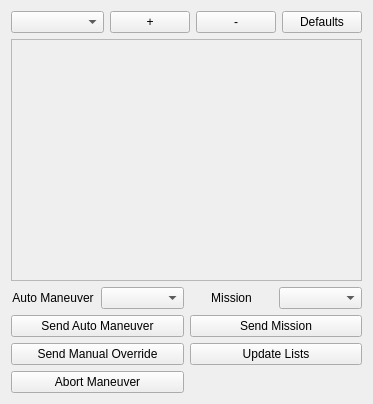
Qt form src/ManeuverPlanner/WidgetManeuverPlanner.ui (theilem/uavGS) before a commit.
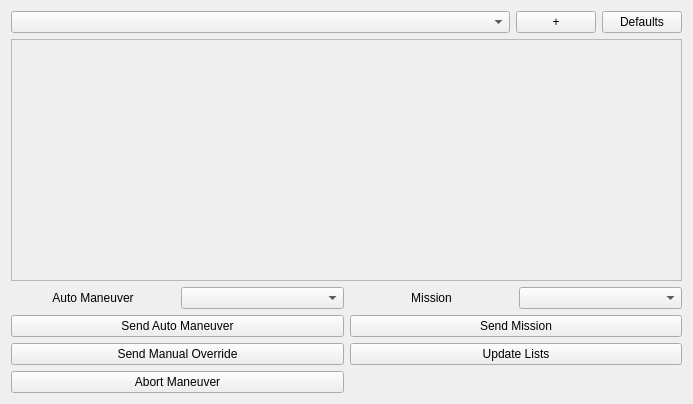
The same form after that commit.

Commit message: Updating ManeuverPlanner to use more intuitive x boxes, fixing a few minor bugs in visual scriptor

```diff
--- a/src/ManeuverPlanner/WidgetManeuverPlanner.ui
+++ b/src/ManeuverPlanner/WidgetManeuverPlanner.ui
@@ -6,7 +6,7 @@
    <rect>
     <x>0</x>
     <y>0</y>
-    <width>373</width>
+    <width>693</width>
     <height>404</height>
    </rect>
   </property>
@@ -20,26 +20,8 @@
    <string>Form</string>
   </property>
   <layout class="QGridLayout" name="gridLayout_2">
-   <item row="1" column="0">
+   <item row="2" column="0">
     <layout class="QVBoxLayout" name="verticalLayout">
-     <item>
-      <widget class="QScrollArea" name="scrollArea">
-       <property name="widgetResizable">
-        <bool>true</bool>
-       </property>
-       <widget class="QWidget" name="overrides_widget">
-        <property name="geometry">
-         <rect>
-          <x>0</x>
-          <y>0</y>
-          <width>351</width>
-          <height>221</height>
-         </rect>
-        </property>
-        <layout class="QVBoxLayout" name="overrides"/>
-       </widget>
-      </widget>
-     </item>
      <item>
       <layout class="QGridLayout" name="gridLayout">
        <item row="0" column="0">
@@ -141,13 +123,6 @@
        </property>
       </widget>
      </item>
-     <item>
-      <widget class="QPushButton" name="removeOverride">
-       <property name="text">
-        <string>-</string>
-       </property>
-      </widget>
-     </item>
      <item>
       <widget class="QPushButton" name="defaultsButton">
        <property name="text">
@@ -157,6 +132,42 @@
      </item>
     </layout>
    </item>
+   <item row="1" column="0">
+    <widget class="QScrollArea" name="scrollArea">
+     <property name="widgetResizable">
+      <bool>true</bool>
+     </property>
+     <widget class="QWidget" name="scrollAreaWidgetContents">
+      <property name="geometry">
+       <rect>
+        <x>0</x>
+        <y>0</y>
+        <width>667</width>
+        <height>112</height>
+       </rect>
+      </property>
+      <layout class="QVBoxLayout" name="verticalLayout_3">
+       <item>
+        <layout class="QVBoxLayout" name="overrides">
+         <item>
+          <spacer name="verticalSpacer">
+           <property name="orientation">
+            <enum>Qt::Vertical</enum>
+           </property>
+           <property name="sizeHint" stdset="0">
+            <size>
+             <width>20</width>
+             <height>40</height>
+            </size>
+           </property>
+          </spacer>
+         </item>
+        </layout>
+       </item>
+      </layout>
+     </widget>
+    </widget>
+   </item>
   </layout>
  </widget>
  <resources/>
```
The commit also changes 19 other files.
